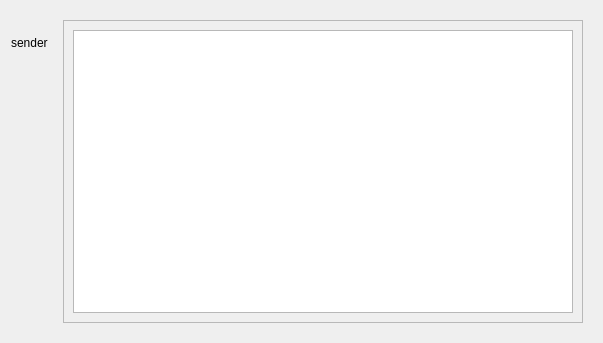
First picture: the form in src/librichtext/chat_segment_widget.ui, repository avplayer/avim, before the edit.
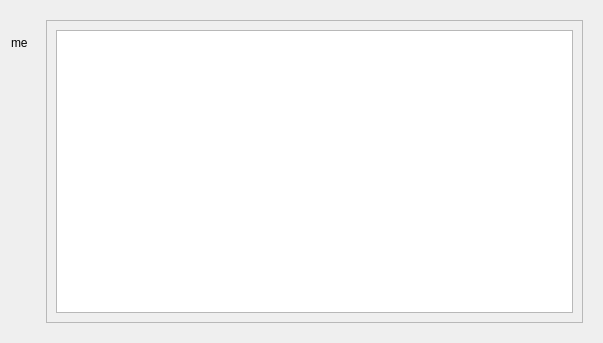
Second picture: the form after the edit. Custom widgets are drawn as their Qt base class.

Commit message: ui布局更新

Patch:
```diff
--- a/src/librichtext/chat_segment_widget.ui
+++ b/src/librichtext/chat_segment_widget.ui
@@ -41,7 +41,7 @@
         </sizepolicy>
        </property>
        <property name="text">
-        <string>sender</string>
+        <string>me</string>
        </property>
       </widget>
      </item>
```
The commit also changes 1 other file.
